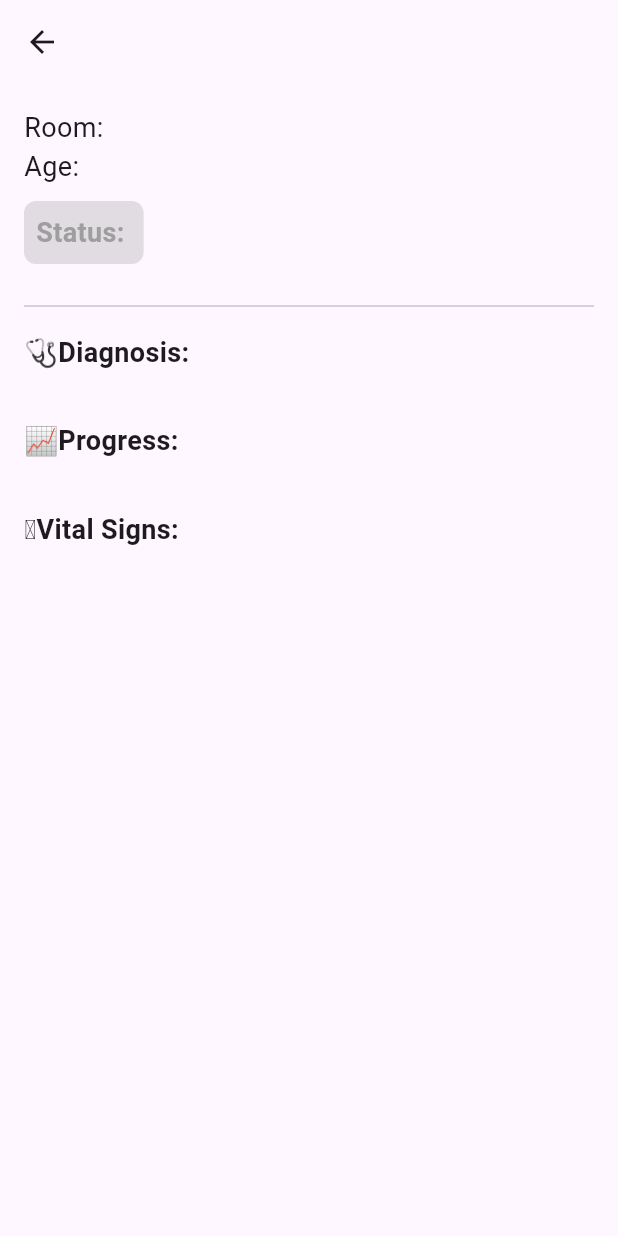
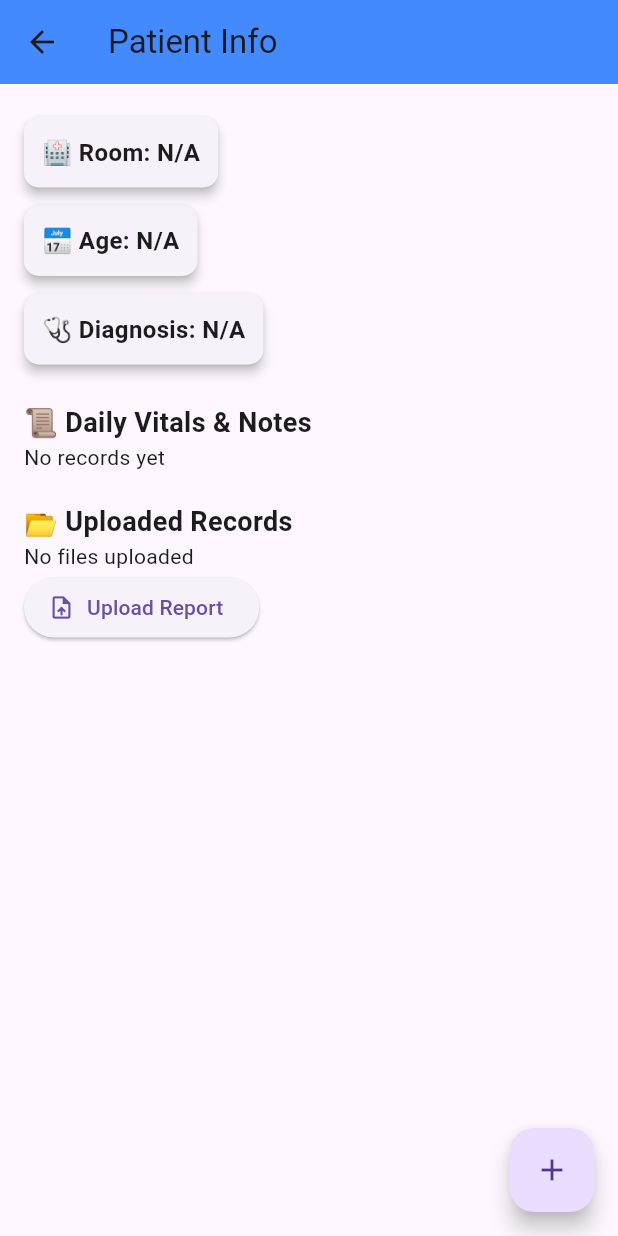
Before and after one commit to GOMATHI-U/Nurse_Ease_New, a Flutter app: the PatientInfoScreen screen opened directly with empty values, on a phone screen of 412 x 824 dp. Run offline on Flutter 3.47's test engine with Material 3 defaults, Android fonts, the phone set to English and light mode, and no system bars; our stand-ins replace file_picker, firebase_core; missing offline and left inert: dart:html, google_speech; accounts and stored records are empty.

Commit message:
Fixed file upload issue

```diff
--- a/lib/screens/patient_info_screen.dart
+++ b/lib/screens/patient_info_screen.dart
@@ -1,64 +1,197 @@
+import 'dart:html' as html; // For web-specific file handling
 import 'package:flutter/material.dart';
+import 'package:file_picker/file_picker.dart';
+import 'package:url_launcher/url_launcher.dart'; // To open files
 
-class PatientInfoScreen extends StatelessWidget {
-  final String name;
-  final String room;
-  final String age;
-  final String status;
-  final Color statusColor;
-  final String diagnosis;
-  final String progress;
-  final String vitals;
+class PatientInfoScreen extends StatefulWidget {
+  final Map<String, String> patient;
 
-  const PatientInfoScreen({
-    super.key,
-    required this.name,
-    required this.room,
-    required this.age,
-    required this.status,
-    required this.statusColor,
-    required this.diagnosis,
-    required this.progress,
-    required this.vitals,
-  });
+  const PatientInfoScreen({super.key, required this.patient});
+
+  @override
+  _PatientInfoScreenState createState() => _PatientInfoScreenState();
+}
+
+class _PatientInfoScreenState extends State<PatientInfoScreen> {
+  List<Map<String, String>> vitalsHistory = [];
+  List<Map<String, String>> uploadedFiles = [];
+
+  void _addVitals() {
+    showDialog(
+      context: context,
+      builder: (context) {
+        String bp = "", sugar = "", temp = "", notes = "";
+        return AlertDialog(
+          title: const Text("Add Today's Vital"),
+          content: Column(
+            mainAxisSize: MainAxisSize.min,
+            children: [
+              _textField("Blood Pressure (mmHg)", (val) => bp = val),
+              _textField("Sugar Level (mg/dL)", (val) => sugar = val),
+              _textField("Temperature (°F)", (val) => temp = val),
+              _textField("Medical Notes", (val) => notes = val),
+            ],
+          ),
+          actions: [
+            TextButton(
+              onPressed: () => Navigator.pop(context),
+              child: const Text("Cancel"),
+            ),
+            ElevatedButton(
+              onPressed: () {
+                setState(() {
+                  vitalsHistory.insert(0, {
+                    "bp": bp,
+                    "sugar": sugar,
+                    "temp": temp,
+                    "notes": notes,
+                    "date": DateTime.now().toString().substring(0, 10),
+                  });
+                });
+                Navigator.pop(context);
+              },
+              child: const Text("Save"),
+            ),
+          ],
+        );
+      },
+    );
+  }
+
+  Future<void> _uploadFile() async {
+  FilePickerResult? result = await FilePicker.platform.pickFiles();
+
+  if (result != null && result.files.isNotEmpty) {
+    PlatformFile file = result.files.first;
+
+    // Convert file bytes to a Blob URL (temporary)
+    final blob = html.Blob([file.bytes!]);
+    final url = html.Url.createObjectUrlFromBlob(blob);
+
+    setState(() {
+      uploadedFiles.add({"name": file.name, "url": url});
+    });
+
+    ScaffoldMessenger.of(context).showSnackBar(
+      SnackBar(content: Text("${file.name} uploaded successfully!")),
+    );
+  } else {
+    ScaffoldMessenger.of(context).showSnackBar(
+      const SnackBar(content: Text("No file selected")),
+    );
+  }
+}
+
+
+
+  void _viewFile(String fileUrl) {
+  html.window.open(fileUrl, "_blank"); // Opens in a new tab
+}
+
+
+
 
   @override
   Widget build(BuildContext context) {
     return Scaffold(
-      appBar: AppBar(title: Text(name)),
-      body: Padding(
+      appBar: AppBar(
+        title: Text(widget.patient['name'] ?? 'Patient Info'),
+        backgroundColor: Colors.blueAccent,
+      ),
+      body: SingleChildScrollView(
         padding: const EdgeInsets.all(16.0),
         child: Column(
           crossAxisAlignment: CrossAxisAlignment.start,
           children: [
-            Text("Room: $room", style: const TextStyle(fontSize: 18)),
-            Text("Age: $age", style: const TextStyle(fontSize: 18)),
-            const SizedBox(height: 10),
-            Container(
-              padding: const EdgeInsets.all(8),
-              decoration: BoxDecoration(
-                color: statusColor.withOpacity(0.3),
-                borderRadius: BorderRadius.circular(8),
-              ),
-              child: Text(
-                "Status: $status",
-                style: TextStyle(fontSize: 18, color: statusColor, fontWeight: FontWeight.bold),
-              ),
+            _infoBox("🏥 Room", widget.patient['room']),
+            _infoBox("📅 Age", widget.patient['age']),
+            _infoBox("🩺 Diagnosis", widget.patient['diagnosis']),
+            const SizedBox(height: 20),
+            const Text("📜 Daily Vitals & Notes", style: TextStyle(fontSize: 18, fontWeight: FontWeight.bold)),
+            vitalsHistory.isEmpty
+                ? const Text("No records yet")
+                : Column(children: vitalsHistory.map((vital) => _vitalCard(vital)).toList()),
+            const SizedBox(height: 20),
+            const Text("📂 Uploaded Records", style: TextStyle(fontSize: 18, fontWeight: FontWeight.bold)),
+            uploadedFiles.isEmpty
+                ? const Text("No files uploaded")
+                : Column(children: uploadedFiles.map((file) => _fileCard(file)).toList()),
+            ElevatedButton.icon(
+              onPressed: _uploadFile,
+              icon: const Icon(Icons.upload_file),
+              label: const Text("Upload Report"),
             ),
-            const SizedBox(height: 20),
-            const Divider(),
-            const SizedBox(height: 10),
-            Text("🩺Diagnosis:", style: const TextStyle(fontSize: 18, fontWeight: FontWeight.bold)),
-            Text(diagnosis, style: const TextStyle(fontSize: 16)),
-            const SizedBox(height: 10),
-            Text("📈Progress:", style: const TextStyle(fontSize: 18, fontWeight: FontWeight.bold)),
-            Text(progress, style: const TextStyle(fontSize: 16)),
-            const SizedBox(height: 10),
-            Text("🫀Vital Signs:", style: const TextStyle(fontSize: 18, fontWeight: FontWeight.bold)),
-            Text(vitals, style: const TextStyle(fontSize: 16)),
           ],
+        ),
+      ),
+      floatingActionButton: FloatingActionButton(
+        onPressed: _addVitals,
+        child: const Icon(Icons.add),
+      ),
+    );
+  }
+
+  Widget _infoBox(String title, String? value) {
+    return Card(
+      shape: RoundedRectangleBorder(borderRadius: BorderRadius.circular(10)),
+      elevation: 3,
+      margin: const EdgeInsets.symmetric(vertical: 6),
+      child: Padding(
+        padding: const EdgeInsets.all(12.0),
+        child: Text(
+          "$title: ${value ?? 'N/A'}",
+          style: const TextStyle(fontSize: 16, fontWeight: FontWeight.bold),
         ),
       ),
     );
   }
+
+  Widget _vitalCard(Map<String, String> vital) {
+    return Card(
+      margin: const EdgeInsets.symmetric(vertical: 5),
+      child: ListTile(
+        title: Text("Vitals on ${vital['date']}", style: const TextStyle(fontWeight: FontWeight.bold)),
+        subtitle: Text("BP: ${vital['bp']}, Sugar: ${vital['sugar']}, Temp: ${vital['temp']}°F\nNotes: ${vital['notes']}"),
+      ),
+    );
+  }
+
+  Widget _fileCard(Map<String, String> file) {
+  return Card(
+    margin: const EdgeInsets.symmetric(vertical: 5),
+    child: ListTile(
+      leading: const Icon(Icons.insert_drive_file, color: Colors.blueAccent),
+      title: Text(file["name"]!),
+      trailing: Row(
+        mainAxisSize: MainAxisSize.min,
+        children: [
+          IconButton(
+            icon: const Icon(Icons.visibility, color: Colors.green),
+            onPressed: () => _viewFile(file["url"]!), // Open file in browser
+          ),
+          IconButton(
+            icon: const Icon(Icons.delete, color: Colors.red),
+            onPressed: () {
+              setState(() {
+                uploadedFiles.remove(file);
+              });
+            },
+          ),
+        ],
+      ),
+    ),
+  );
 }
+
+
+
+  Widget _textField(String label, Function(String) onChanged) {
+    return Padding(
+      padding: const EdgeInsets.symmetric(vertical: 5),
+      child: TextField(
+        decoration: InputDecoration(labelText: label, border: OutlineInputBorder()),
+        onChanged: onChanged,
+      ),
+    );
+  }
+}
--- a/pubspec.yaml
+++ b/pubspec.yaml
@@ -30,6 +30,7 @@ environment:
 dependencies:
   flutter:
     sdk: flutter
+  lucide_icons: ^0.244.0
 
   # The following adds the Cupertino Icons font to your application.
   # Use with the CupertinoIcons class for iOS style icons.
@@ -39,10 +40,13 @@ dependencies:
   cloud_firestore: ^5.6.5
   firebase_storage: ^12.4.4
   firebase_analytics: ^11.4.4
+  url_launcher: ^6.3.1
 
 dev_dependencies:
   flutter_test:
     sdk: flutter
+  file_picker: ^8.0.0
+  open_filex: ^4.3.2
 
   # The "flutter_lints" package below contains a set of recommended lints to
   # encourage good coding practices. The lint set provided by the package is
```
Also changed, not shown: lib/screens/dashboard_screen.dart (+82 -81 lines), pubspec.lock, 5 other files.
